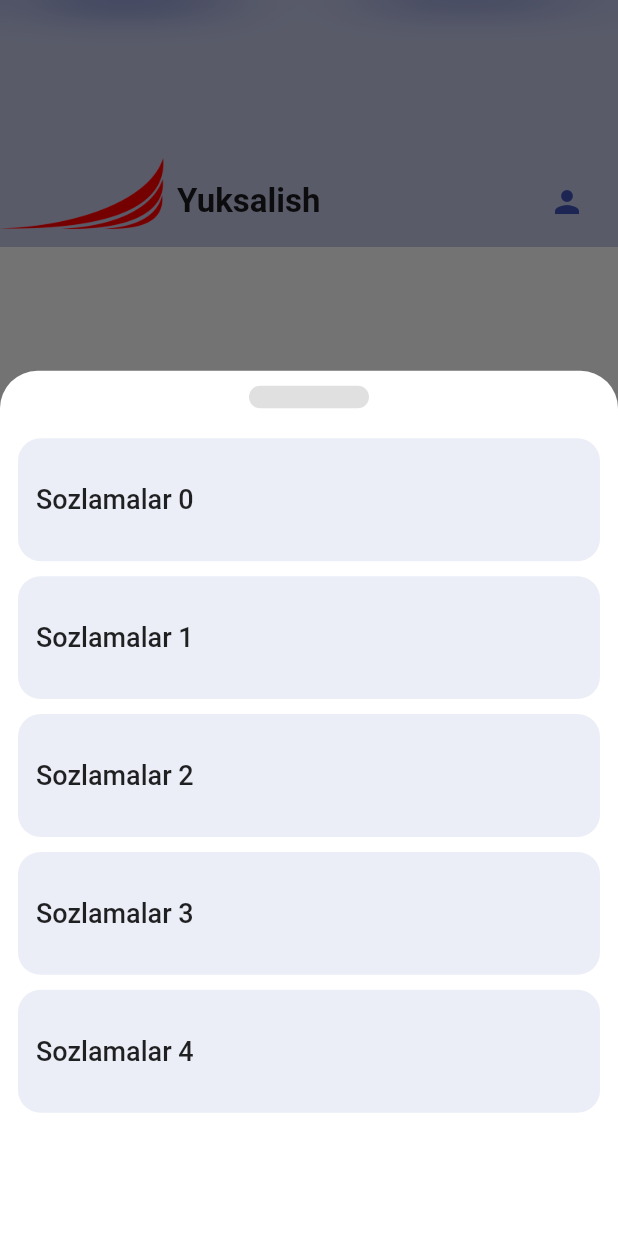
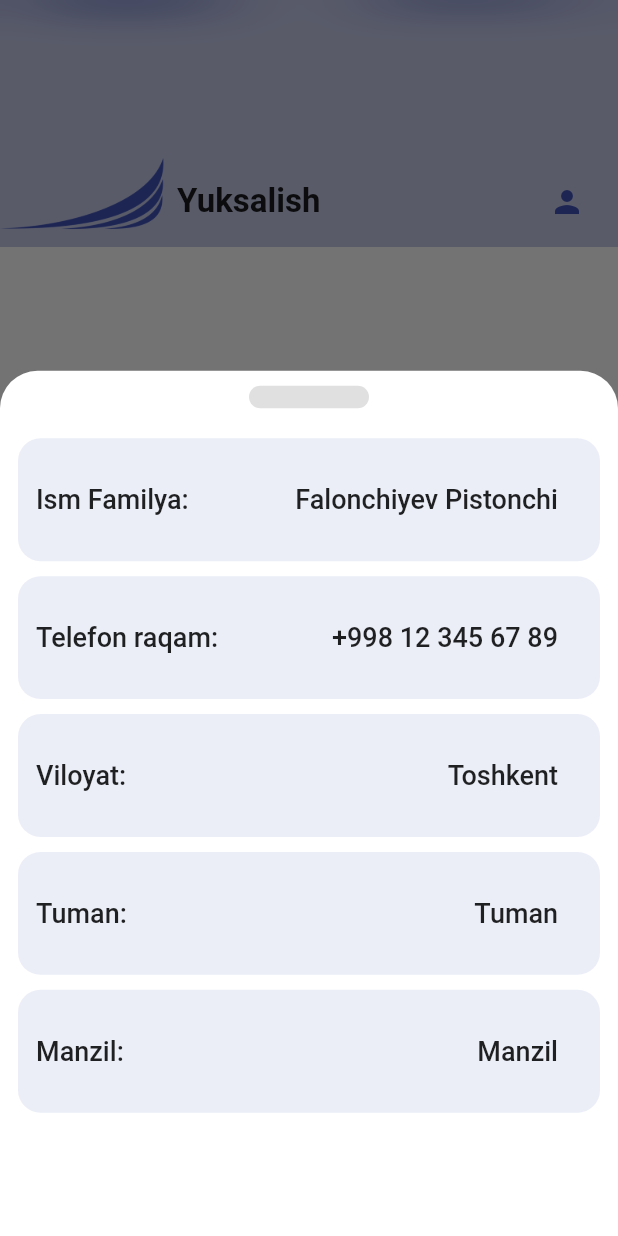
Before and after one commit to qodirxon0115/yuksalish, a Flutter app: the screen it shows after launch, scrolled down 576 dp, after a tap on the "person" icon, on a phone screen of 412 x 824 dp. Run offline on Flutter 3.47's test engine with Material 2 defaults, Android fonts, the light colour scheme and no system bars; drawn by our look-alikes of bottom_navy_bar; our stand-ins replace anim_search_bar, carousel_slider, shimmer_animation, sqflite; accounts and stored records are empty.

Commit message:
Bir nechta page da kamchiliklar to'ldirildi

```diff
--- a/lib/pages/home/widgets/home/appbar/custom_appBar.dart
+++ b/lib/pages/home/widgets/home/appbar/custom_appBar.dart
@@ -3,6 +3,7 @@ import 'dart:ui';
 import 'package:flutter/material.dart';
 import 'package:provider/provider.dart';
 import 'package:yuksalish_1/model/provider/model_pv.dart';
+import 'package:yuksalish_1/pages/home/home_page.dart';
 
 import '../../../../admin_pages/admin_panel_home.dart';
 import 'show_modal_sheet.dart';
@@ -57,11 +58,9 @@ class PersistentHeader extends SliverPersistentHeaderDelegate {
         child: BackdropFilter(
             filter: ImageFilter.blur(sigmaX: 30.0, sigmaY: 10.0),
             child: Container(
-
               width: width ?? double.infinity,
               height: height ?? size.height * 0.2,
               decoration: BoxDecoration(
-
                   borderRadius: BorderRadius.only(
                     topRight: Radius.elliptical(topRight ?? 0, topRight ?? 0),
                     topLeft: Radius.elliptical(topRight ?? 0, topRight ?? 0),
@@ -80,15 +79,29 @@ class PersistentHeader extends SliverPersistentHeaderDelegate {
 Widget appBar(context, key, seeAll, showIcon) {
   final size = MediaQuery.of(context).size;
   final viewModel = Provider.of<MainProvider>(context);
+  List<String> listTitle = [
+    "Ism Familya:",
+    "Telefon raqam:",
+    "Viloyat:",
+    "Tuman:",
+    "Manzil:",
+  ];
+  List<String> listItem = [
+    "Falonchiyev Pistonchi",
+    "+998 12 345 67 89",
+    "Toshkent",
+    "Tuman",
+    "Manzil",
+  ];
   return SliverPersistentHeader(
     pinned: true,
     delegate: PersistentHeader(
       widget: Container(
-        child: Row(
-          mainAxisAlignment: MainAxisAlignment.spaceBetween,
+        child: !seeAll
+            ? showIcon
+                ? Row(
                     children: <Widget>[
-            showIcon
-                ? Row(
+                      Row(
                         children: [
                           Column(
                             children: [
@@ -96,6 +109,7 @@ Widget appBar(context, key, seeAll, showIcon) {
                                 "assets/images/logo_ic_home.png",
                                 // height: 50,
                                 width: 110,
+                                color: Colors.indigo,
                               ),
                               const SizedBox(
                                 height: 8,
@@ -111,18 +125,7 @@ Widget appBar(context, key, seeAll, showIcon) {
                                 fontWeight: FontWeight.bold, fontSize: 22),
                           )
                         ],
-                  )
-                : const Center(
-                    child: Padding(
-                    padding: EdgeInsets.all(12.0),
-                    child: Text(
-                      "Savatcha",
-                      style: TextStyle(
-                        fontWeight: FontWeight.bold,
-                        fontSize: 24,
                       ),
-                    ),
-                  )),
                       const Spacer(),
                       showIcon
                           ? GestureDetector(
@@ -132,24 +135,35 @@ Widget appBar(context, key, seeAll, showIcon) {
                               child: !seeAll
                                   ? IconButton(
                                       onPressed: () {
-
                                         viewModel.isLongPressed != true
                                             ? showModalSheetWidget(
                                                 context,
                                                 ListView.builder(
-                                    itemCount: 5,
+                                                  physics:
+                                                      NeverScrollableScrollPhysics(),
+                                                  itemCount: listTitle.length,
                                                   itemBuilder:
-                                        (BuildContext context, int index) =>
+                                                      (BuildContext context,
+                                                              int index) =>
                                                           Container(
                                                     decoration: BoxDecoration(
-                                            color: Colors.indigo.withOpacity(0.1),
-                                            borderRadius: BorderRadius.circular(15),
+                                                      color: Colors.indigo
+                                                          .withOpacity(0.1),
+                                                      borderRadius:
+                                                          BorderRadius.circular(
+                                                              15),
                                                     ),
                                                     // height: 65,
-                                          margin: const EdgeInsets.only(
-                                              top: 5, bottom: 5, right: 12, left: 12),
+                                                    margin:
+                                                        const EdgeInsets.only(
+                                                            top: 5,
+                                                            bottom: 5,
+                                                            right: 12,
+                                                            left: 12),
                                                     child: InkWell(
-                                            borderRadius: BorderRadius.circular(15),
+                                                      borderRadius:
+                                                          BorderRadius.circular(
+                                                              15),
                                                       onTap: () {},
                                                       child: Row(
                                                         children: [
@@ -157,19 +171,40 @@ Widget appBar(context, key, seeAll, showIcon) {
                                                             width: 12,
                                                           ),
                                                           Text(
-                                                  "Sozlamalar $index",
+                                                            "${listTitle[index]}",
                                                             style: const TextStyle(
-                                                      fontSize: 18, fontWeight: FontWeight.w500),
+                                                                fontSize: 18,
+                                                                fontWeight:
+                                                                    FontWeight
+                                                                        .w500),
                                                           ),
                                                           const Spacer(),
+                                                          Text(
+                                                            "${listItem[index]}",
+                                                            style: const TextStyle(
+                                                                fontSize: 18,
+                                                                fontWeight:
+                                                                    FontWeight
+                                                                        .w500),
+                                                          ),
                                                           Container(
-                                                  height: size.height * 0.08,
-                                                  decoration: BoxDecoration(
-                                                    borderRadius: BorderRadius.circular(50),
-                                                    color: Colors.indigo.withOpacity(0.2),
+                                                            height:
+                                                                size.height *
+                                                                    0.08,
+                                                            decoration:
+                                                                BoxDecoration(
+                                                              borderRadius:
+                                                                  BorderRadius
+                                                                      .circular(
+                                                                          50),
+                                                              color: Colors
+                                                                  .indigo
+                                                                  .withOpacity(
+                                                                      0.2),
                                                             ),
-                                                  margin: const EdgeInsets.all(8.0),
-
+                                                            margin:
+                                                                const EdgeInsets
+                                                                    .all(8.0),
                                                           ),
                                                           const SizedBox(
                                                             width: 12,
@@ -178,11 +213,13 @@ Widget appBar(context, key, seeAll, showIcon) {
                                                       ),
                                                     ),
                                                   ),
-                                  ),)
+                                                ),
+                                              )
                                             : Navigator.push(
                                                 context,
                                                 MaterialPageRoute(
-                                          builder: (BuildContext context) =>
+                                                    builder: (BuildContext
+                                                            context) =>
                                                         AdminPanelCreateTask()));
                                         viewModel.isLongPressed = false;
                                       },
@@ -200,6 +237,41 @@ Widget appBar(context, key, seeAll, showIcon) {
                         width: 10,
                       ),
                     ],
+                  )
+                : const Center(
+                    child: Padding(
+                    padding: EdgeInsets.all(12.0),
+                    child: Text(
+                      "Savatcha",
+                      style: TextStyle(
+                        fontWeight: FontWeight.bold,
+                        fontSize: 24,
+                      ),
+                    ),
+                  ))
+            : Row(
+                crossAxisAlignment: CrossAxisAlignment.center,
+                mainAxisAlignment: MainAxisAlignment.start,
+                children: [
+                  IconButton(
+                    onPressed: () {
+                      Navigator.of(context).pushReplacement(MaterialPageRoute(
+                          builder: (BuildContext context) => HomePage()));
+                    },
+                    icon: Icon(Icons.arrow_back),
+                  ),
+                  Spacer(
+                    flex: 4,
+                  ),
+                  Center(
+                      child: Text(
+                    "Barchasini ko'rish",
+                    style: TextStyle(fontSize: 20, fontWeight: FontWeight.bold),
+                  )),
+                  Spacer(
+                    flex: 5,
+                  ),
+                ],
               ),
       ),
       context: context,
--- a/lib/pages/home/widgets/home/body_list_view.dart
+++ b/lib/pages/home/widgets/home/body_list_view.dart
@@ -1,4 +1,5 @@
 import 'package:flutter/material.dart';
+import 'package:shimmer_animation/shimmer_animation.dart';
 import 'package:yuksalish_1/pages/home/widgets/home/task_list_widget/task_list.dart';
 
 import '../../../admin_pages/admin_panel_home.dart';
@@ -27,17 +28,32 @@ Widget bodyListView(context, key) {
                         begin: Alignment.topLeft,
                         end: Alignment.bottomRight,
                         colors: [
-                          Colors.white12,
+                          Colors.indigo,
                           Colors.indigo,
                         ],
                       ),
                     ),
-                    child: const Center(
-                      child:  Text(
-                          "Skoringdan o'tish",
-                          style: TextStyle(
-                              color: Colors.indigo, fontWeight: FontWeight.bold),
-                        ),
+                    child: Shimmer(
+                      child: Row(
+                        crossAxisAlignment: CrossAxisAlignment.center,
+                        mainAxisAlignment: MainAxisAlignment.center,
+                        children: const [
+                          Center(
+                            child: Icon(Icons.speed,color: Colors.white,),
+                          ),
+
+                          Center(
+                            child:  Padding(
+                              padding: EdgeInsets.all(8.0),
+                              child: Text(
+                                  "Skoringdan o'tish",
+                                  style: TextStyle(
+                                      color: Colors.white, fontWeight: FontWeight.bold),
+                                ),
+                            ),
+                          ),
+                        ],
+                      ),
                     ),
                     ),
               )),
@@ -70,7 +86,7 @@ Widget bodyListView(context, key) {
                     Navigator.of(context).push(
                       MaterialPageRoute(
                         builder: (BuildContext context) => AdminPanelListTask(
-                          true, keyOne: key,
+                          false, keyOne: key,
                           // dateController: dateController,
                           // nameController: nameController,
                         ),
--- a/lib/pages/home/widgets/home/home_head_banner_view.dart
+++ b/lib/pages/home/widgets/home/home_head_banner_view.dart
@@ -206,7 +206,7 @@ class Indicator extends StatelessWidget {
       width: isActive ? 22.0 : 8.0,
       height: 8.0,
       decoration: BoxDecoration(
-        color: isActive ? Colors.red : Colors.white,
+        color: isActive ? Colors.indigo : Colors.white,
         borderRadius: BorderRadius.circular(8.0),
       ),
     );
--- a/lib/pages/splash/splash_page.dart
+++ b/lib/pages/splash/splash_page.dart
@@ -56,7 +56,7 @@ class _SplashPageState extends State<SplashPage> {
         child: Stack(
           children: <Widget>[
             Center(
-              child: Image.asset("assets/images/logo_ic.png", height: 250, width: 350,),
+              child: Image.asset("assets/images/logo_ic.png", height: 250, width: 350,color: Colors.indigo,),
             ),
           ],
         ),
```
Also changed, not shown: lib/model/ui_modal_sheet_list.dart (added). Lines whose indentation alone changed are shown as unchanged.
